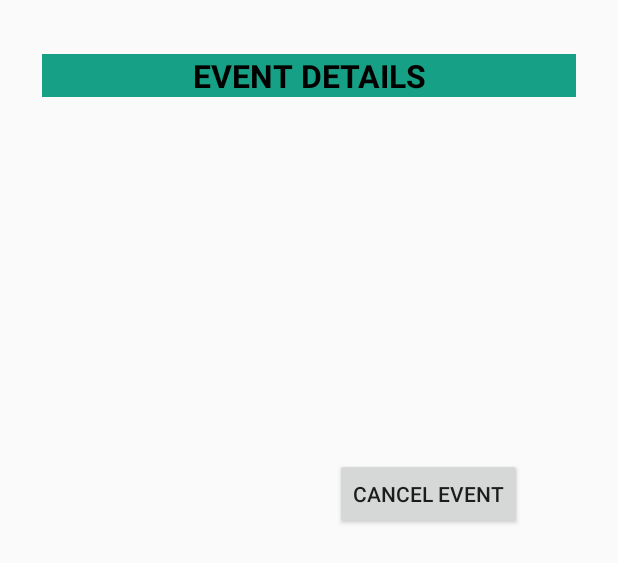
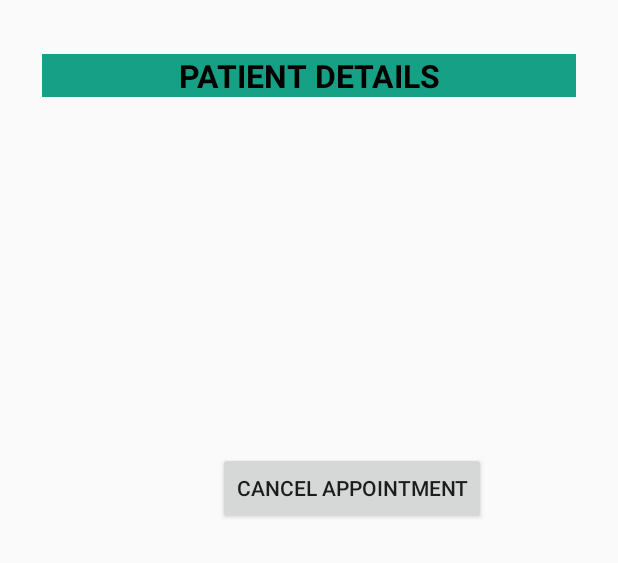
Before and after one commit to just-imagine/Calendar, an Android app: the layout dialog_viewbooked.xml on its own in the app's theme, with its tools: preview values and no code run, on a phone screen of 412 x 824 dp. Shown: the top 563 px of the screen. Run offline under Robolectric (Android 15) with nearby library versions, the phone set to English and light mode, and no system bars.

Commit message:
Added details viewing for the doctor to see information about the PATIENT who has booked an appointment

```diff
--- a/app/src/main/res/layout/dialog_viewbooked.xml
+++ b/app/src/main/res/layout/dialog_viewbooked.xml
@@ -29,10 +29,9 @@
         android:id="@+id/cancel"
         android:layout_width="wrap_content"
         android:layout_height="wrap_content"
-        android:layout_marginTop="28dp"
-        android:layout_marginEnd="44dp"
-        android:layout_marginRight="44dp"
-        android:text="Cancel Event"
+        android:layout_marginTop="24dp"
+        android:layout_marginEnd="68dp"
+        android:text="Cancel Appointment"
         app:layout_constraintEnd_toEndOf="parent"
         app:layout_constraintLeft_toRightOf="parent"
         app:layout_constraintRight_toLeftOf="parent"
@@ -50,7 +49,7 @@
         android:layout_marginEnd="8dp"
         android:layout_marginRight="8dp"
         android:layout_marginBottom="8dp"
-        android:text="EVENT DETAILS"
+        android:text="PATIENT DETAILS"
         android:textColor="#000"
         android:textSize="21sp"
         android:textStyle="bold"
```
Also changed, not shown: app/src/main/java/com/example/calendar/MainActivity.java (+50 -1 lines).
